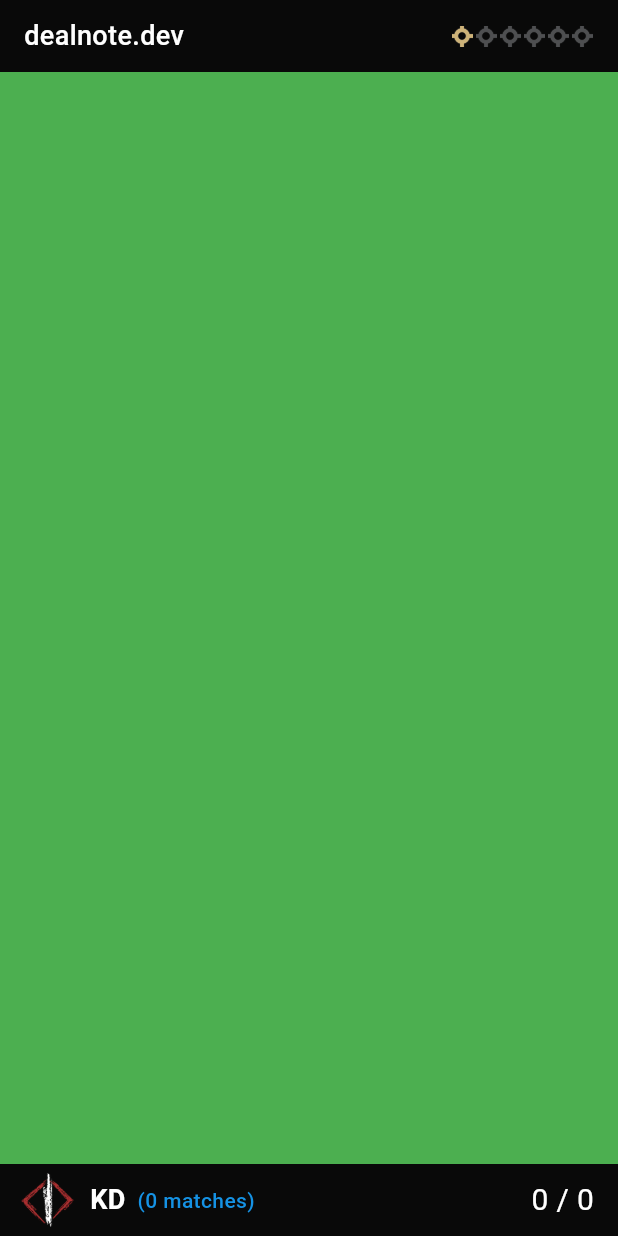
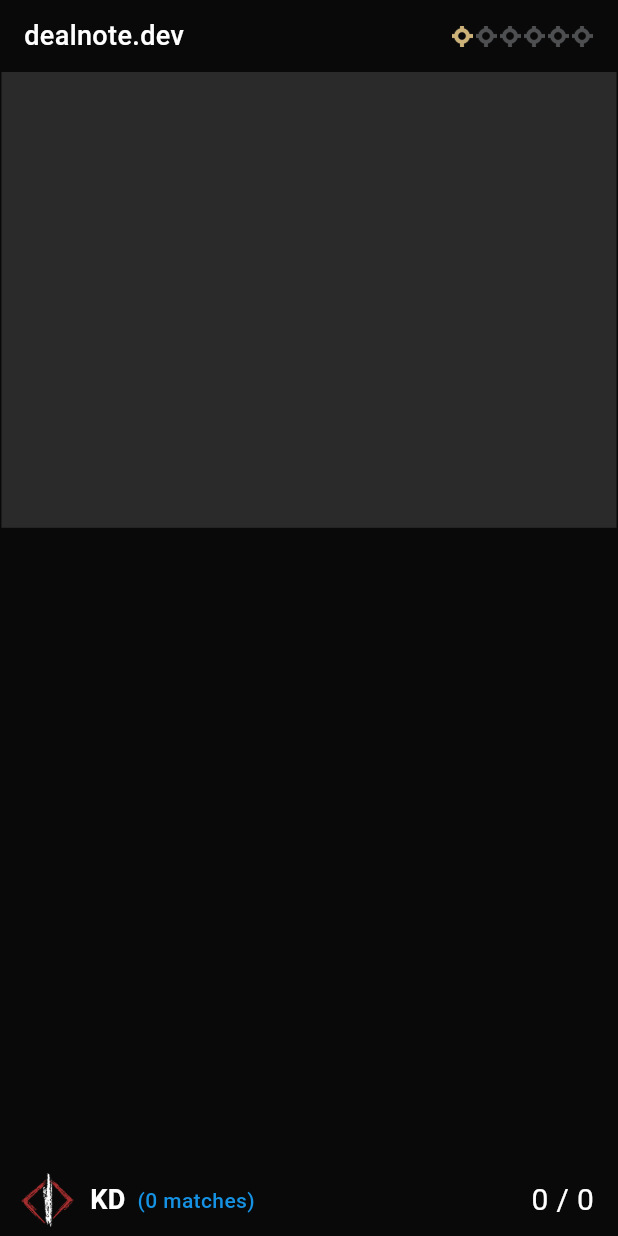
Before and after one commit to dealnotedev/dart_hunt_kda, a Flutter app: the screen it shows after launch, on a phone screen of 412 x 824 dp. Run offline on Flutter 3.47's test engine with Material 3 defaults, Android fonts, the phone set to English and light mode, and no system bars; our stand-ins replace animated_flip_counter, rxdart; missing offline and left inert: bitsdojo_window, bitsdojo_window_platform_interface, system_tray, win32, win32_registry; generated files the repository leaves out were written again.

Commit message:
ui fixes

```diff
--- a/lib/main.dart
+++ b/lib/main.dart
@@ -23,7 +23,7 @@ void main(List<String> args) async {
   doWhenWindowReady(() {
     final window = appWindow;
 
-    const initialSize = Size(368, 320);
+    const initialSize = Size(368, 368);
     window.minSize = initialSize;
     window.size = initialSize;
     window.alignment = Alignment.center;
@@ -117,7 +117,7 @@ class _MyHomePageState extends State<MyHomePage> {
   @override
   Widget build(BuildContext context) {
     return Scaffold(
-      backgroundColor: backgroundColor,
+      backgroundColor: const Color(0xFF090909),
       body: _createContentWidget(context),
     );
   }
@@ -144,7 +144,20 @@ class _MyHomePageState extends State<MyHomePage> {
                 ),
               ),
             ),
-            const Expanded(child: SizedBox.shrink()),
+            Expanded(
+                child: Column(
+              children: [
+                AspectRatio(
+                  aspectRatio: 400 / 295,
+                  child: Padding(
+                    padding: const EdgeInsets.symmetric(horizontal: 1),
+                    child: Container(
+                      color: const Color(0xFF2A2A2A),
+                    ),
+                  ),
+                )
+              ],
+            )),
             Container(
               constraints: const BoxConstraints(minHeight: 48),
               padding: const EdgeInsets.only(left: 8, right: 16),
@@ -195,7 +208,8 @@ class _MyHomePageState extends State<MyHomePage> {
         width: 8,
       ),
       Expanded(
-          child: Text('(${context.localizations.matches_count(bundle.matches)})',
+          child: Text(
+              '(${context.localizations.matches_count(bundle.matches)})',
               style: const TextStyle(
                   color: _colorBlue,
                   fontSize: 14,
```
